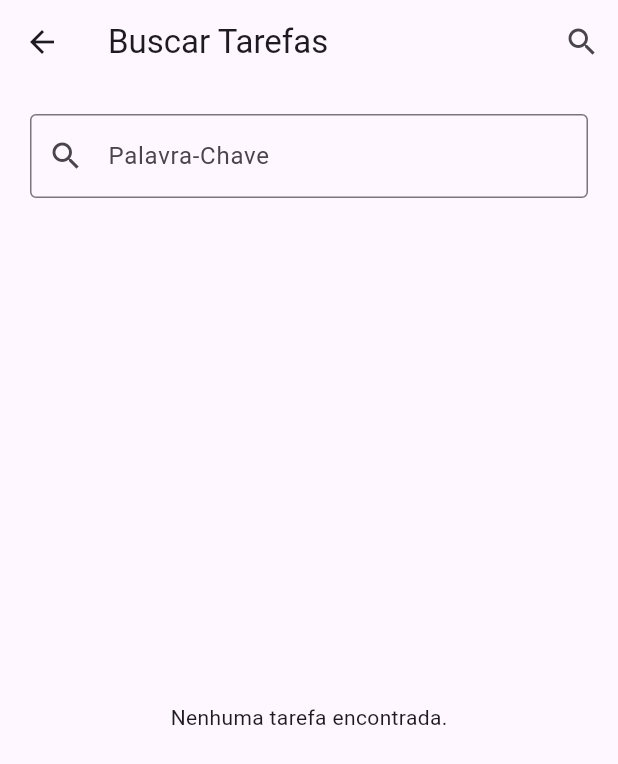
After one commit to MurilloLeoni/avaliacao-final-flutter, a Flutter app: the PrincipalView screen opened by its route, after a tap on the "search" icon, on a phone screen of 412 x 824 dp. The commit adds this screen. Shown: the top 764 px of the screen. Run offline on Flutter 3.47's test engine with Material 3 defaults, Android fonts, the phone set to English and light mode, and no system bars; our stand-ins replace cloud_firestore, device_preview, firebase_auth, firebase_core; accounts and stored records are empty.

Commit message:
buscaatualizada

```diff
--- a/lib/main.dart
+++ b/lib/main.dart
@@ -9,6 +9,7 @@ import 'view/cadastrar_view.dart';
 import 'view/login_view.dart';
 import 'view/principal_view.dart';
 import 'view/sobre_view.dart';
+//import 'view/buscar_view.dart';
 
 Future<void> main() async {
   //
@@ -40,6 +41,7 @@ class MainApp extends StatelessWidget {
         'cadastrar': (context) => CadastrarView(),
         'principal': (context) => PrincipalView(),
         'sobre': (context) => SobreView(),
+        //'buscar': (context) => Buscarview(),
       },
     );
   }
--- /dev/null
+++ b/lib/view/buscar_view.dart
@@ -0,0 +1,141 @@
+//teste
+// ignore_for_file: prefer_const_constructors, prefer_const_literals_to_create_immutables, sized_box_for_whitespace
+
+
+import 'package:flutter/material.dart';
+import 'package:cloud_firestore/cloud_firestore.dart';
+import '../controller/tarefa_controller.dart';
+
+class BuscaView extends StatefulWidget {
+  @override
+  _BuscaViewState createState() => _BuscaViewState();
+}
+
+class _BuscaViewState extends State<BuscaView> {
+  var txtSearch = TextEditingController();
+  String searchQuery = "";
+
+  @override
+  Widget build(BuildContext context) {
+    return Scaffold(
+      appBar: AppBar(
+        title: Text('Buscar Tarefas'),
+        actions: [
+          IconButton(
+            icon: Icon(Icons.search),
+            onPressed: () {
+              setState(() {
+                searchQuery = txtSearch.text;
+              });
+            },
+          ),
+        ],
+      ),
+      body: Padding(
+        padding: const EdgeInsets.all(20.0),
+        child: Column(
+          children: [
+            TextField(
+              controller: txtSearch,
+              decoration: InputDecoration(
+                labelText: 'Palavra-Chave',
+                prefixIcon: Icon(Icons.search),
+                border: OutlineInputBorder(),
+              ),
+              onSubmitted: (value) {
+                setState(() {
+                  searchQuery = value;
+                });
+              },
+            ),
+            SizedBox(height: 20),
+            Expanded(
+              child: StreamBuilder<QuerySnapshot>(
+                stream: TarefaController().listar().snapshots(),
+                builder: (context, snapshot) {
+                  switch (snapshot.connectionState) {
+                    case ConnectionState.none:
+                    case ConnectionState.waiting:
+                      return Center(
+                        child: CircularProgressIndicator(),
+                      );
+                    default:
+                      final dados = snapshot.requireData;
+                      final filteredDocs = dados.docs.where((doc) {
+                        final titulo = doc['titulo'].toString().toLowerCase();
+                        final descricao = doc['descricao'].toString().toLowerCase();
+                        return titulo.contains(searchQuery.toLowerCase()) ||
+                            descricao.contains(searchQuery.toLowerCase());
+                      }).toList();
+
+                      if (filteredDocs.isEmpty) {
+                        return Center(
+                          child: Text('Nenhuma tarefa encontrada.'),
+                        );
+                      }
+
+                      return ListView.builder(
+                        itemCount: filteredDocs.length,
+                        itemBuilder: (context, index) {
+                          final item = filteredDocs[index].data() as Map;
+                          final id = filteredDocs[index].id;
+
+                          return ListTile(
+                            title: Text(item['titulo']),
+                            subtitle: Text(item['descricao']),
+                            onTap: () {
+                              Navigator.push(
+                                context,
+                                MaterialPageRoute(
+                                  builder: (context) => DetalhesTarefaView(id: id, item: item),
+                                ),
+                              );
+                            },
+                          );
+                        },
+                      );
+                  }
+                },
+              ),
+            ),
+          ],
+        ),
+      ),
+    );
+  }
+}
+
+class DetalhesTarefaView extends StatelessWidget {
+  final String id;
+  final Map item;
+
+  DetalhesTarefaView({required this.id, required this.item});
+
+  @override
+  Widget build(BuildContext context) {
+    return Scaffold(
+      appBar: AppBar(
+        title: Text(item['titulo']),
+      ),
+      body: Padding(
+        padding: const EdgeInsets.all(20.0),
+        child: Column(
+          crossAxisAlignment: CrossAxisAlignment.start,
+          children: [
+            Text(
+              'Título:',
+              style: TextStyle(fontWeight: FontWeight.bold, fontSize: 20),
+            ),
+            Text(item['titulo']),
+            SizedBox(height: 20),
+            Text(
+              'Descrição:',
+              style: TextStyle(fontWeight: FontWeight.bold, fontSize: 20),
+            ),
+            Text(item['descricao']),
+          ],
+        ),
+      ),
+    );
+  }
+}
--- a/lib/view/principal_view.dart
+++ b/lib/view/principal_view.dart
@@ -6,6 +6,7 @@ import 'package:flutter/material.dart';
 import '../controller/login_controller.dart';
 import '../controller/tarefa_controller.dart';
 import '../model/tarefa.dart';
+import 'buscar_view.dart';
 
 class PrincipalView extends StatefulWidget {
   const PrincipalView({super.key});
@@ -31,11 +32,12 @@ class _PrincipalViewState extends State<PrincipalView> {
               Navigator.pop(context);
             },
             icon: Icon(Icons.exit_to_app),
-          )
+          ),
         ],
       ),
 
       // BODY
+
       body: Padding(
         padding: const EdgeInsets.all(20.0),
         //
@@ -115,11 +117,28 @@ class _PrincipalViewState extends State<PrincipalView> {
         ),
       ),
 
-      floatingActionButton: FloatingActionButton(
-        onPressed: () {
-          salvarTarefa(context);
-        },
-        child: Icon(Icons.add),
+      ///
+      /// Linha de botoes flutuantes
+      ///
+      floatingActionButton: Row(
+        mainAxisAlignment: MainAxisAlignment.spaceEvenly,
+        children: [
+          FloatingActionButton(
+            onPressed: () {
+              Navigator.push(
+                context,
+                MaterialPageRoute(builder: (context) => BuscaView()),
+              );
+            },
+            child: Icon(Icons.search),
+          ),
+          FloatingActionButton(
+            onPressed: () {
+              salvarTarefa(context);
+            },
+            child: Icon(Icons.add),
+          ),
+        ],
       ),
     );
   }
```
